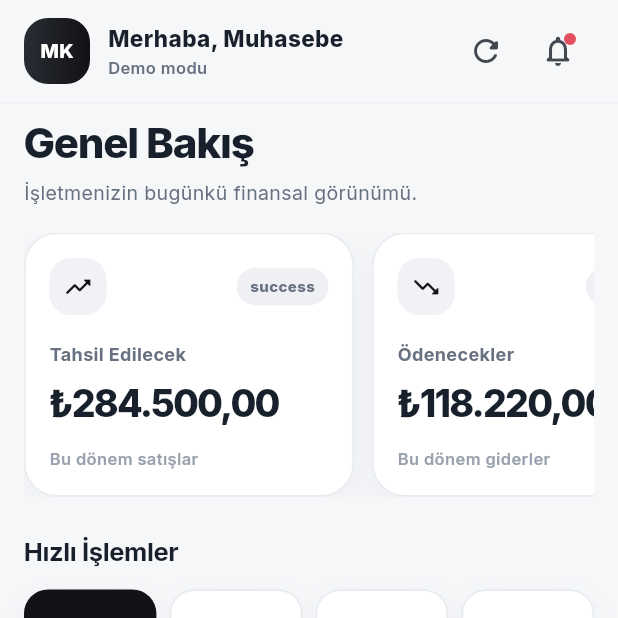
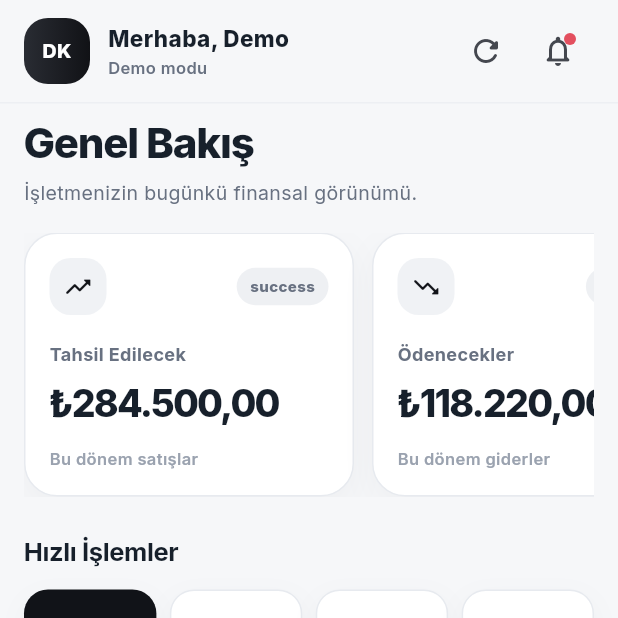
Before and after one commit to erolemir/finkit-mobile, a Flutter app: the screen it shows after launch, after a tap on "Giriş Yap", after a tap on "Demo verileriyle incele", on a phone screen of 412 x 824 dp, the top half of it. Run offline on Flutter 3.47's test engine with Material 3 defaults, Android fonts, the phone set to English and light mode, and no system bars; our stand-ins replace google_fonts, shared_preferences; network calls fail.

Commit message:
fix: ust barda gercek kullanici ve sirket bilgisi gosterilsin

```diff
--- a/lib/api_client.dart
+++ b/lib/api_client.dart
@@ -73,6 +73,9 @@ class FinkitApi {
   }
 
   Future<Map<String, dynamic>> entity() => _get('/accounting/entity');
+
+  /// Oturum açan kullanıcının kendi bilgileri (her iki rol için geçerli).
+  Future<Map<String, dynamic>> me() => _get('/users/me');
 
   Future<Map<String, dynamic>> summary({
     String? startDate,
--- a/lib/pages/app_shell.dart
+++ b/lib/pages/app_shell.dart
@@ -19,8 +19,53 @@ class FinkitShell extends StatefulWidget {
 class _FinkitShellState extends State<FinkitShell> {
   int _index = 0;
   int _refreshKey = 0;
+  String _userName = '';
+  String _companyName = '';
 
-  void _refresh() => setState(() => _refreshKey++);
+  @override
+  void initState() {
+    super.initState();
+    _loadIdentity();
+  }
+
+  /// Üst barda oturum açan kullanıcının adı ve şirketi gösterilir.
+  Future<void> _loadIdentity() async {
+    if (widget.api.demoMode) {
+      if (!mounted) return;
+      setState(() {
+        _userName = 'Demo Kullanıcı';
+        _companyName = '';
+      });
+      return;
+    }
+    String? name;
+    String? company;
+    try {
+      final me = await widget.api.me();
+      name = me['full_name']?.toString();
+    } catch (_) {
+      // Kullanıcı bilgisi alınamazsa mevcut değer korunur.
+    }
+    try {
+      final entity = await widget.api.entity();
+      // Ticari ad boş bırakılmışsa unvana düşülür.
+      final trade = entity['trade_name']?.toString().trim();
+      final legal = entity['legal_name']?.toString().trim();
+      company = (trade != null && trade.isNotEmpty) ? trade : legal;
+    } catch (_) {
+      // Şirket bilgisi alınamazsa mevcut değer korunur.
+    }
+    if (!mounted) return;
+    setState(() {
+      if (name != null && name.isNotEmpty) _userName = name;
+      if (company != null && company.isNotEmpty) _companyName = company;
+    });
+  }
+
+  void _refresh() {
+    setState(() => _refreshKey++);
+    _loadIdentity();
+  }
 
   void _openReports() {
     Navigator.of(context).push(
@@ -386,6 +431,8 @@ class _FinkitShellState extends State<FinkitShell> {
           children: [
             _Topbar(
               demoMode: widget.api.demoMode,
+              userName: _userName,
+              companyName: _companyName,
               onRefresh: _refresh,
               onMenu: () => setState(() => _index = 3),
             ),
@@ -405,13 +452,37 @@ class _FinkitShellState extends State<FinkitShell> {
 class _Topbar extends StatelessWidget {
   const _Topbar({
     required this.demoMode,
+    required this.userName,
+    required this.companyName,
     required this.onRefresh,
     required this.onMenu,
   });
 
   final bool demoMode;
+  final String userName;
+  final String companyName;
   final VoidCallback onRefresh;
   final VoidCallback onMenu;
+
+  /// "Musavir İsmi" -> "Mİ"; boşsa Finkit logosu kullanılır.
+  String get _initials {
+    final parts = userName
+        .trim()
+        .split(RegExp(r'\s+'))
+        .where((part) => part.isNotEmpty)
+        .toList();
+    if (parts.isEmpty) return 'F';
+    if (parts.length == 1) {
+      return parts.first.characters.take(2).toString().toUpperCase();
+    }
+    return (parts[0].characters.first + parts[1].characters.first)
+        .toUpperCase();
+  }
+
+  String get _greeting {
+    final first = userName.trim().split(RegExp(r'\s+')).first;
+    return first.isEmpty ? 'Merhaba' : 'Merhaba, $first';
+  }
 
   @override
   Widget build(BuildContext context) {
@@ -435,10 +506,10 @@ class _Topbar extends StatelessWidget {
                 ),
                 borderRadius: BorderRadius.circular(16),
               ),
-              child: const Center(
+              child: Center(
                 child: Text(
-                  'MK',
-                  style: TextStyle(
+                  _initials,
+                  style: const TextStyle(
                     color: Colors.white,
                     fontWeight: FontWeight.w800,
                     fontSize: 13,
@@ -452,14 +523,21 @@ class _Topbar extends StatelessWidget {
             child: Column(
               crossAxisAlignment: CrossAxisAlignment.start,
               children: [
-                const Text(
-                  'Merhaba, Muhasebe',
+                Text(
+                  _greeting,
                   maxLines: 1,
                   overflow: TextOverflow.ellipsis,
-                  style: TextStyle(fontSize: 15, fontWeight: FontWeight.w800),
+                  style: const TextStyle(
+                    fontSize: 15,
+                    fontWeight: FontWeight.w800,
+                  ),
                 ),
                 Text(
-                  demoMode ? 'Demo modu' : 'Finkit A.Ş.',
+                  demoMode
+                      ? 'Demo modu'
+                      : (companyName.isNotEmpty ? companyName : 'Finkit'),
+                  maxLines: 1,
+                  overflow: TextOverflow.ellipsis,
                   style: const TextStyle(
                     color: FinkitColors.muted,
                     fontSize: 11,
```
Also changed, not shown: 1 other file.
